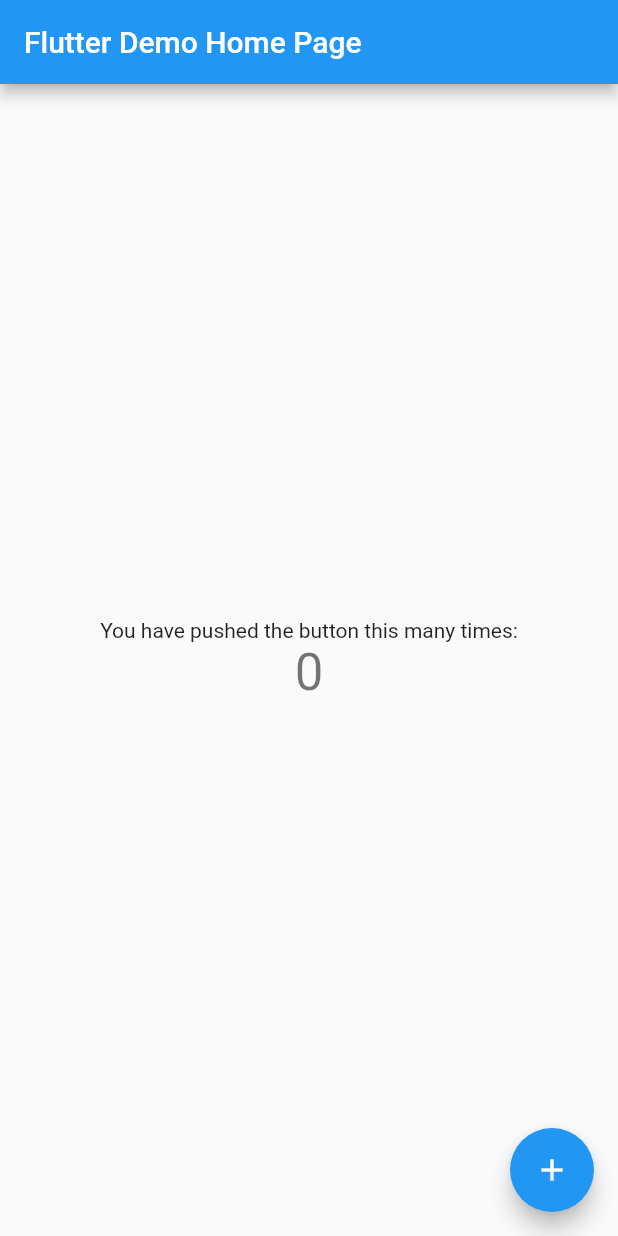
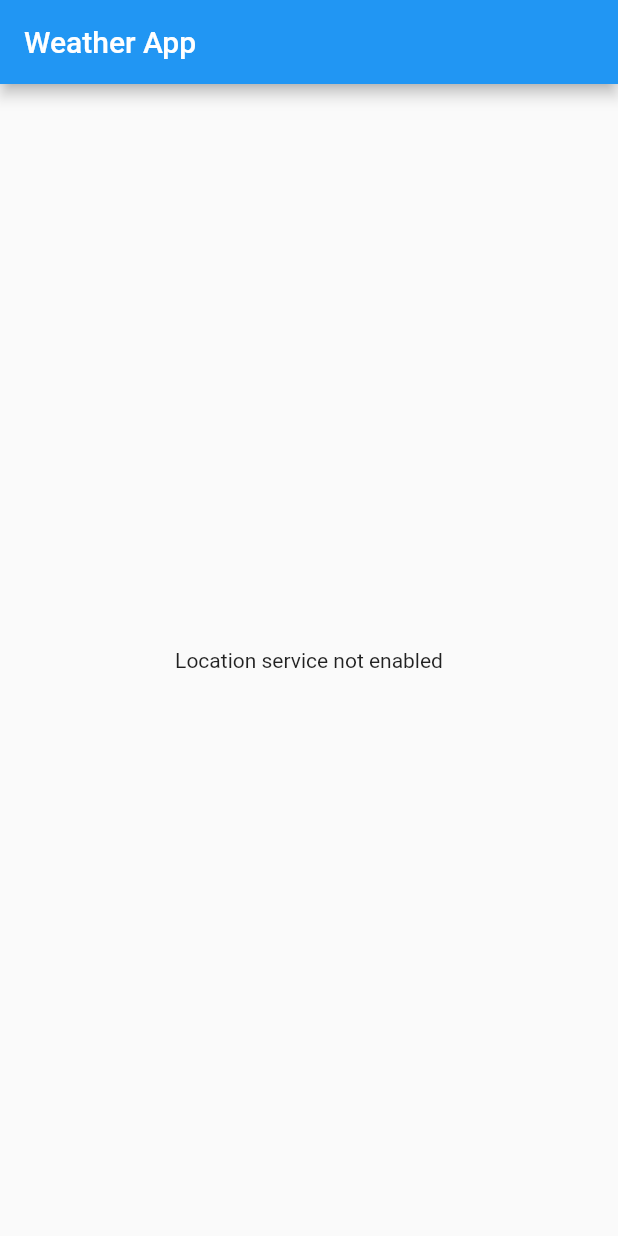
Before and after one commit to Diogo-Almeida3/Weather, a Flutter app: the screen it shows after launch, on a phone screen of 412 x 824 dp. Run offline on Flutter 3.47's test engine with Material 2 defaults, Android fonts, the phone set to English and light mode, and no system bars; our stand-ins replace location.

```diff
--- a/lib/main.dart
+++ b/lib/main.dart
@@ -1,4 +1,5 @@
 import 'package:flutter/material.dart';
+import 'package:location/location.dart';
 
 void main() {
   runApp(const MyApp());
@@ -11,20 +12,11 @@ class MyApp extends StatelessWidget {
   @override
   Widget build(BuildContext context) {
     return MaterialApp(
-      title: 'Flutter Demo',
+      title: 'Weather App',
       theme: ThemeData(
-        // This is the theme of your application.
-        //
-        // Try running your application with "flutter run". You'll see the
-        // application has a blue toolbar. Then, without quitting the app, try
-        // changing the primarySwatch below to Colors.green and then invoke
-        // "hot reload" (press "r" in the console where you ran "flutter run",
-        // or simply save your changes to "hot reload" in a Flutter IDE).
-        // Notice that the counter didn't reset back to zero; the application
-        // is not restarted.
         primarySwatch: Colors.blue,
       ),
-      home: const MyHomePage(title: 'Flutter Demo Home Page'),
+      home: const MyHomePage(title: 'Weather App '),
     );
   }
 }
@@ -48,68 +40,106 @@ class MyHomePage extends StatefulWidget {
 }
 
 class _MyHomePageState extends State<MyHomePage> {
-  int _counter = 0;
+  List<WeatherInfo>? _weatherInfo;
 
-  void _incrementCounter() {
-    setState(() {
-      // This call to setState tells the Flutter framework that something has
-      // changed in this State, which causes it to rerun the build method below
-      // so that the display can reflect the updated values. If we changed
-      // _counter without calling setState(), then the build method would not be
-      // called again, and so nothing would appear to happen.
-      _counter++;
-    });
+  // Location
+  Location location = Location();
+  bool _serviceEnabled = false;
+  PermissionStatus _permissionStatus = PermissionStatus.denied;
+  LocationData? _locationData;
+  String? _weatherInfoUrl;
+  /*static const String _weatherInfoUrl =
+      'https://api.weatherapi.com/v1/forecast.json?key=a62d114fc8f54d9dbc8153818210612&q=' +
+          _locationData!.latitude +
+          "," +
+          _locationData!.longitude +
+          '&days=3&aqi=no&alerts=yes';*/
+
+  @override
+  void initState() {
+    super.initState();
+    _fetchLocation();
+    _getUrlWeatherLocation();
+  }
+
+  //Future<void> _fetchWeatherInfo() async {
+  // try {} catch (ex) {
+  //  debugPrint('Error in geting weather info:$ex');
+  // }
+  // }
+
+  Future<void> _fetchLocation() async {
+    // Verificar estado do serviço
+    _serviceEnabled = await location.serviceEnabled();
+    if (!_serviceEnabled) {
+      _serviceEnabled = await location.requestService();
+    }
+
+    // Pede permissões em runtime
+    _permissionStatus = await location.hasPermission();
+    if (_permissionStatus == PermissionStatus.denied) {
+      _permissionStatus = await location.requestPermission();
+    }
+
+    await _getCoordinates();
+  }
+
+  Future<void> _getCoordinates() async {
+    _locationData = await location.getLocation();
+    setState(() {});
+  }
+
+  Future<void> _getUrlWeatherLocation() async {
+    if (!_serviceEnabled)
+      debugPrint('Location service not enabled');
+    else if (_permissionStatus == PermissionStatus.denied) {
+      debugPrint('Location service not enabled');
+    } else if (_locationData != null) {
+      _weatherInfoUrl =
+          'https://api.weatherapi.com/v1/forecast.json?key=a62d114fc8f54d9dbc8153818210612&q=' +
+              _locationData!.latitude.toString() +
+              "," +
+              _locationData!.longitude.toString() +
+              '&days=3&aqi=no&alerts=yes';
+    }
+    setState(() {});
   }
 
   @override
   Widget build(BuildContext context) {
-    // This method is rerun every time setState is called, for instance as done
-    // by the _incrementCounter method above.
-    //
-    // The Flutter framework has been optimized to make rerunning build methods
-    // fast, so that you can just rebuild anything that needs updating rather
-    // than having to individually change instances of widgets.
     return Scaffold(
       appBar: AppBar(
-        // Here we take the value from the MyHomePage object that was created by
-        // the App.build method, and use it to set our appbar title.
         title: Text(widget.title),
       ),
       body: Center(
-        // Center is a layout widget. It takes a single child and positions it
-        // in the middle of the parent.
-        child: Column(
-          // Column is also a layout widget. It takes a list of children and
-          // arranges them vertically. By default, it sizes itself to fit its
-          // children horizontally, and tries to be as tall as its parent.
-          //
-          // Invoke "debug painting" (press "p" in the console, choose the
-          // "Toggle Debug Paint" action from the Flutter Inspector in Android
-          // Studio, or the "Toggle Debug Paint" command in Visual Studio Code)
-          // to see the wireframe for each widget.
-          //
-          // Column has various properties to control how it sizes itself and
-          // how it positions its children. Here we use mainAxisAlignment to
-          // center the children vertically; the main axis here is the vertical
-          // axis because Columns are vertical (the cross axis would be
-          // horizontal).
-          mainAxisAlignment: MainAxisAlignment.center,
-          children: <Widget>[
-            const Text(
-              'You have pushed the button this many times:',
-            ),
-            Text(
-              '$_counter',
-              style: Theme.of(context).textTheme.headline4,
-            ),
-          ],
-        ),
-      ),
-      floatingActionButton: FloatingActionButton(
-        onPressed: _incrementCounter,
-        tooltip: 'Increment',
-        child: const Icon(Icons.add),
-      ), // This trailing comma makes auto-formatting nicer for build methods.
+          child: Column(
+        mainAxisAlignment: MainAxisAlignment.center,
+        children: [
+          if (!_serviceEnabled)
+            const Text('Location service not enabled')
+          else if (_permissionStatus == PermissionStatus.denied)
+            const Text("Location service not allowed")
+          else if (_locationData == null)
+            const CircularProgressIndicator()
+          else
+            StreamBuilder<LocationData>(
+                stream: location.onLocationChanged,
+                builder: (context, snapshot) {
+                  return Text(
+                      'https://api.weatherapi.com/v1/forecast.json?key=a62d114fc8f54d9dbc8153818210612&q=' +
+                          _locationData!.latitude.toString() +
+                          "," +
+                          _locationData!.longitude.toString() +
+                          '&days=3&aqi=no&alerts=yes');
+                }),
+        ],
+      )),
     );
   }
 }
+
+class WeatherInfo {
+  //WeatherInfo.fromJson(Map<String, dynamic> json):
+
+  // final String location;
+}
--- a/pubspec.yaml
+++ b/pubspec.yaml
@@ -34,6 +34,7 @@ dependencies:
   # The following adds the Cupertino Icons font to your application.
   # Use with the CupertinoIcons class for iOS style icons.
   cupertino_icons: ^1.0.2
+  location: ^4.2.0
 
 dev_dependencies:
   flutter_test:
```
Also changed, not shown: pubspec.lock, 5 other files.
